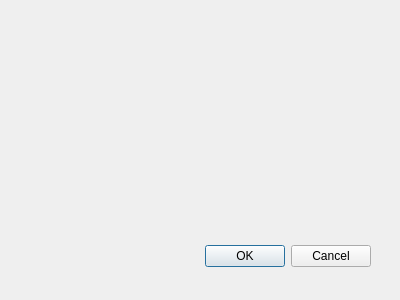
Above: BerViewer/insert_data_dlg.ui from jykim74/BerEditor before the change. Below: the same form after it.
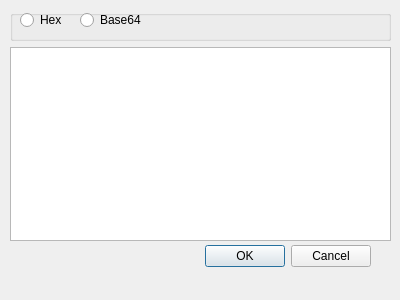
That is the form after the change.

Commit message:
Add Base Tree
Base working

```diff
--- a/BerViewer/insert_data_dlg.ui
+++ b/BerViewer/insert_data_dlg.ui
@@ -31,6 +31,60 @@
     <set>QDialogButtonBox::Cancel|QDialogButtonBox::Ok</set>
    </property>
   </widget>
+  <widget class="QWidget" name="verticalLayoutWidget">
+   <property name="geometry">
+    <rect>
+     <x>10</x>
+     <y>10</y>
+     <width>381</width>
+     <height>231</height>
+    </rect>
+   </property>
+   <layout class="QVBoxLayout" name="verticalLayout">
+    <item>
+     <widget class="QGroupBox" name="groupBox">
+      <property name="minimumSize">
+       <size>
+        <width>0</width>
+        <height>24</height>
+       </size>
+      </property>
+      <property name="title">
+       <string/>
+      </property>
+      <widget class="QRadioButton" name="mTypeHex">
+       <property name="geometry">
+        <rect>
+         <x>10</x>
+         <y>0</y>
+         <width>100</width>
+         <height>20</height>
+        </rect>
+       </property>
+       <property name="text">
+        <string>Hex</string>
+       </property>
+      </widget>
+      <widget class="QRadioButton" name="mTypeBase64">
+       <property name="geometry">
+        <rect>
+         <x>70</x>
+         <y>0</y>
+         <width>100</width>
+         <height>20</height>
+        </rect>
+       </property>
+       <property name="text">
+        <string>Base64</string>
+       </property>
+      </widget>
+     </widget>
+    </item>
+    <item>
+     <widget class="QPlainTextEdit" name="mTextData"/>
+    </item>
+   </layout>
+  </widget>
  </widget>
  <pixmapfunction/>
  <resources/>
```
Left out of the diff: 5 changed lines with no effect on the pictures. The commit also changes 19 other files.
